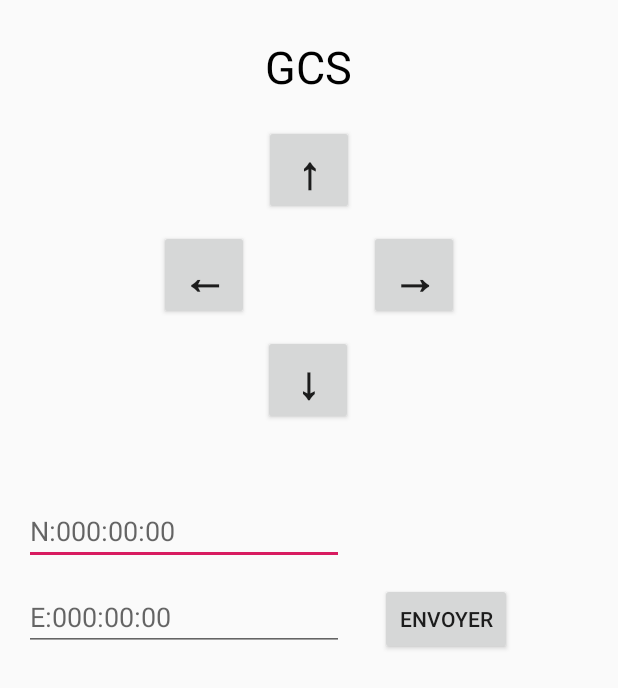
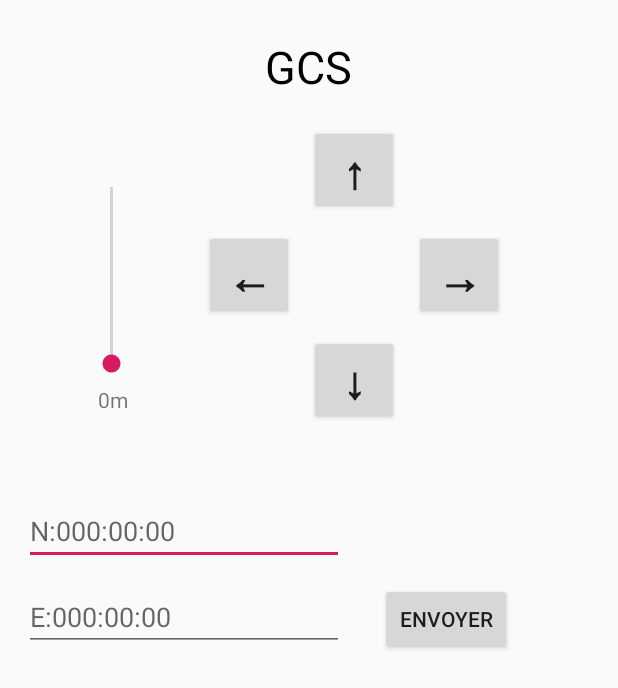
Before and after one commit to Kirsan98/Drone-GroundControleSystem-Mobile-App-, an Android app: the screen it shows after launch (MainActivity), on a phone screen of 412 x 824 dp. Shown: the top 688 px of the screen. Run offline under Robolectric (Android 15) with nearby library versions, the phone set to English and light mode, and no system bars.

Commit message:
ajout du controle de l'altitude

```diff
--- a/GCS/app/src/main/java/bordeaux/gcs/MainActivity.java
+++ b/GCS/app/src/main/java/bordeaux/gcs/MainActivity.java
@@ -5,12 +5,14 @@ import androidx.appcompat.app.AppCompatActivity;
 import android.os.Bundle;
 import android.view.View;
 import android.widget.Button;
+import android.widget.SeekBar;
 import android.widget.TextView;
 import android.widget.Toast;
 
 public class MainActivity extends AppCompatActivity implements View.OnClickListener {
     private Button leftButton, bottomButton, rightButton, topButton, flyToButton;
-    private TextView longitude, lattitude;
+    private TextView longitude, lattitude, altitudeIndicator;
+    private SeekBar altitudeController;
 
     @Override
     protected void onCreate(Bundle savedInstanceState) {
@@ -20,6 +22,9 @@ public class MainActivity extends AppCompatActivity implements View.OnClickListe
     }
 
     private void linkViewObjects() {
+        longitude = findViewById(R.id.longitude);
+        lattitude = findViewById(R.id.lattitude);
+        altitudeIndicator = findViewById(R.id.altitudeIndicator);
         leftButton = findViewById(R.id.leftButton);
         leftButton.setOnClickListener(this);
         bottomButton = findViewById(R.id.bottomButton);
@@ -30,8 +35,27 @@ public class MainActivity extends AppCompatActivity implements View.OnClickListe
         topButton.setOnClickListener(this);
         flyToButton = findViewById(R.id.flyToButton);
         flyToButton.setOnClickListener(this);
+        altitudeController = findViewById(R.id.altitudeController);
+        altitudeController.setOnSeekBarChangeListener(new SeekBar.OnSeekBarChangeListener() {
+            @Override
+            public void onStopTrackingTouch(SeekBar seekBar) {
+                Toast.makeText(getApplicationContext(), "Envoyer Altitude", Toast.LENGTH_SHORT).show();
+            }
+
+            @Override
+            public void onStartTrackingTouch(SeekBar seekBar) {
+                // TODO Auto-generated method stub
+            }
+
+            @Override
+            public void onProgressChanged(SeekBar seekBar, int progress,boolean fromUser) {
+                altitudeIndicator.setText(String.valueOf(progress) + "m");
+
+
+            }
+
+        });
     }
-
 
     @Override
     public void onClick(View v) {
--- a/GCS/app/src/main/res/layout/activity_main.xml
+++ b/GCS/app/src/main/res/layout/activity_main.xml
@@ -24,6 +24,7 @@
         android:id="@+id/topButton"
         android:layout_width="60dp"
         android:layout_height="60dp"
+        android:layout_marginStart="60dp"
         android:layout_marginTop="16dp"
         android:text="↑"
         android:textSize="30sp"
@@ -60,14 +61,15 @@
         android:id="@+id/bottomButton"
         android:layout_width="60dp"
         android:layout_height="60dp"
+        android:layout_marginStart="60dp"
         android:layout_marginTop="10dp"
         android:text="↓"
         android:textSize="30sp"
         android:textStyle="bold"
         app:layout_constraintEnd_toEndOf="parent"
-        app:layout_constraintHorizontal_bias="0.498"
+        app:layout_constraintHorizontal_bias="0.501"
         app:layout_constraintStart_toStartOf="parent"
-        app:layout_constraintTop_toBottomOf="@+id/leftButton" />
+        app:layout_constraintTop_toBottomOf="@+id/rightButton" />
 
     <Button
         android:id="@+id/flyToButton"
@@ -102,4 +104,24 @@
         app:layout_constraintStart_toStartOf="@+id/longitude"
         app:layout_constraintTop_toBottomOf="@+id/longitude" />
 
+    <SeekBar
+        android:id="@+id/altitudeController"
+        android:layout_width="150dp"
+        android:layout_height="50dp"
+        android:layout_marginTop="16dp"
+        android:rotation="270"
+        app:layout_constraintBottom_toBottomOf="@+id/bottomButton"
+        app:layout_constraintStart_toStartOf="parent"
+        app:layout_constraintTop_toBottomOf="@+id/title" />
+
+    <TextView
+        android:id="@+id/altitudeIndicator"
+        android:layout_width="wrap_content"
+        android:layout_height="wrap_content"
+        android:layout_marginTop="48dp"
+        android:text="0m"
+        app:layout_constraintEnd_toEndOf="@+id/altitudeController"
+        app:layout_constraintStart_toStartOf="@+id/altitudeController"
+        app:layout_constraintTop_toBottomOf="@+id/altitudeController" />
+
 </androidx.constraintlayout.widget.ConstraintLayout>
```
